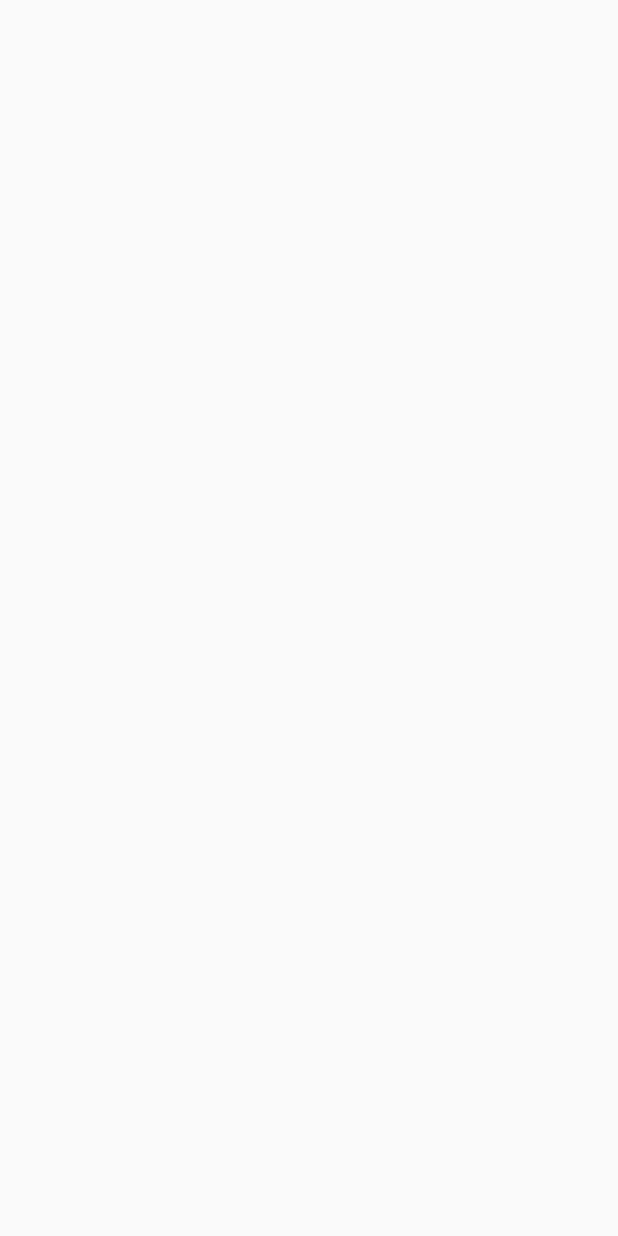
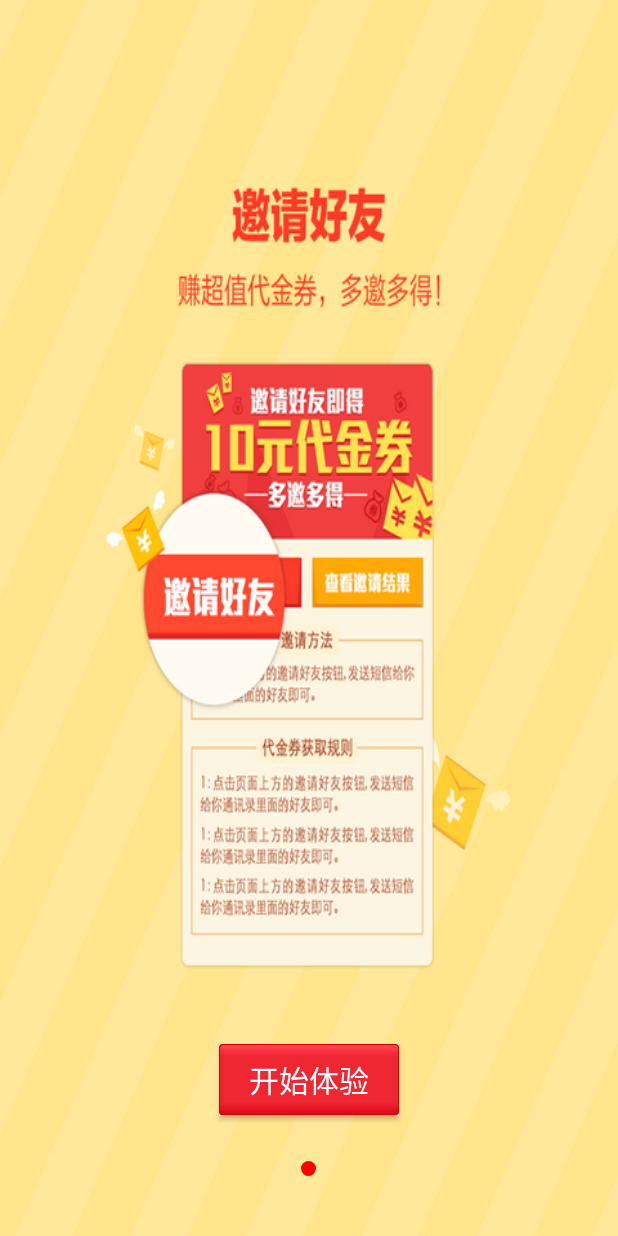
Before and after one commit to tianxuewei1016/BeijingNewsTwo_0224, an Android app: the GuideActivity screen opened directly, with no data from a screen before it, on a phone screen of 412 x 824 dp. Before the commit the screen is empty. Run offline under Robolectric (Android 15) with nearby library versions, the phone set to English and light mode, and no system bars; our stand-ins replace ButterKnife.

Commit message:
引导页面数据填充

```diff
--- a/app/src/main/java/com/atguigu/beijingnewstwo_0224/activity/GuideActivity.java
+++ b/app/src/main/java/com/atguigu/beijingnewstwo_0224/activity/GuideActivity.java
@@ -1,15 +1,87 @@
 package com.atguigu.beijingnewstwo_0224.activity;
 
 import android.os.Bundle;
+import android.support.v4.view.PagerAdapter;
+import android.support.v4.view.ViewPager;
 import android.support.v7.app.AppCompatActivity;
+import android.view.View;
+import android.view.ViewGroup;
+import android.widget.Button;
+import android.widget.ImageView;
+import android.widget.LinearLayout;
+import android.widget.RelativeLayout;
 
 import com.atguigu.beijingnewstwo_0224.R;
 
+import java.util.ArrayList;
+
+import butterknife.ButterKnife;
+import butterknife.InjectView;
+import butterknife.OnClick;
+
 public class GuideActivity extends AppCompatActivity {
+
+    @InjectView(R.id.vp)
+    ViewPager vp;
+    @InjectView(R.id.btn_start_main)
+    Button btnStartMain;
+    @InjectView(R.id.ll_point_group)
+    LinearLayout llPointGroup;
+    @InjectView(R.id.iv_red_point)
+    ImageView ivRedPoint;
+    @InjectView(R.id.activity_guide)
+    RelativeLayout activityGuide;
+    private ArrayList<ImageView>imageViews;
+
+    private int[]ids = {R.drawable.guide_1,R.drawable.guide_2,R.drawable.guide_3};
+
 
     @Override
     protected void onCreate(Bundle savedInstanceState) {
         super.onCreate(savedInstanceState);
         setContentView(R.layout.activity_guide);
+        ButterKnife.inject(this);
+        //初始化数据
+        initData();
+        vp.setAdapter(new MyPagerAdapter());
+    }
+    class MyPagerAdapter extends PagerAdapter{
+
+        @Override
+        public int getCount() {
+            return imageViews.size();
+        }
+
+        @Override
+        public boolean isViewFromObject(View view, Object object) {
+            return view == object;
+        }
+
+        @Override
+        public Object instantiateItem(ViewGroup container, int position) {
+            ImageView imageView = imageViews.get(position);
+            container.addView(imageView);
+            return imageView;
+        }
+
+        @Override
+        public void destroyItem(ViewGroup container, int position, Object object) {
+            container.removeView((View) object);
+        }
+    }
+
+    private void initData() {
+        imageViews = new ArrayList<>();
+        for (int i = 0;i<ids.length;i++){
+            ImageView imageView = new ImageView(this);
+            //设置背景
+            imageView.setBackgroundResource(ids[i]);
+            //添加到集合中去
+            imageViews.add(imageView);
+        }
+    }
+
+    @OnClick(R.id.btn_start_main)
+    public void onViewClicked() {
     }
 }
--- /dev/null
+++ b/app/src/main/res/drawable/btn_start_main_selector.xml
@@ -0,0 +1,6 @@
+<?xml version="1.0" encoding="utf-8"?>
+<selector xmlns:android="http://schemas.android.com/apk/res/android">
+    <item android:drawable="@drawable/button_red_normal" android:state_pressed="false" />
+    <item android:drawable="@drawable/button_red_pressed" android:state_pressed="true" />
+
+</selector>
--- /dev/null
+++ b/app/src/main/res/drawable/btn_start_main_textcolor_selector.xml
@@ -0,0 +1,6 @@
+<?xml version="1.0" encoding="utf-8"?>
+<selector xmlns:android="http://schemas.android.com/apk/res/android">
+    <item android:color="#ffffff" android:state_pressed="false" />
+    <item android:color="#000000" android:state_pressed="true" />
+
+</selector>
--- /dev/null
+++ b/app/src/main/res/drawable/point_red.xml
@@ -0,0 +1,10 @@
+<?xml version="1.0" encoding="utf-8"?>
+<shape xmlns:android="http://schemas.android.com/apk/res/android"
+    android:shape="oval">
+
+
+    <solid android:color="#ff0000" />
+    <corners android:radius="12dp" />
+
+
+</shape>
--- a/app/src/main/res/layout/activity_guide.xml
+++ b/app/src/main/res/layout/activity_guide.xml
@@ -4,10 +4,46 @@
     android:id="@+id/activity_guide"
     android:layout_width="match_parent"
     android:layout_height="match_parent"
-    android:paddingBottom="@dimen/activity_vertical_margin"
-    android:paddingLeft="@dimen/activity_horizontal_margin"
-    android:paddingRight="@dimen/activity_horizontal_margin"
-    android:paddingTop="@dimen/activity_vertical_margin"
     tools:context="com.atguigu.beijingnewstwo_0224.activity.GuideActivity">
 
+    <android.support.v4.view.ViewPager
+        android:id="@+id/vp"
+        android:layout_width="match_parent"
+        android:layout_height="match_parent" />
+
+    <Button
+        android:id="@+id/btn_start_main"
+        android:layout_width="wrap_content"
+        android:layout_height="wrap_content"
+        android:layout_alignParentBottom="true"
+        android:layout_centerHorizontal="true"
+        android:layout_marginBottom="80dp"
+        android:background="@drawable/btn_start_main_selector"
+        android:paddingLeft="20dp"
+        android:paddingRight="20dp"
+        android:text="开始体验"
+        android:textColor="@drawable/btn_start_main_textcolor_selector"
+        android:textSize="20sp" />
+
+    <RelativeLayout
+        android:layout_width="wrap_content"
+        android:layout_height="wrap_content"
+        android:layout_alignParentBottom="true"
+        android:layout_centerHorizontal="true"
+        android:layout_marginBottom="40dp">
+
+        <LinearLayout
+            android:id="@+id/ll_point_group"
+            android:layout_width="wrap_content"
+            android:layout_height="wrap_content"
+            android:orientation="horizontal"/>
+
+        <ImageView
+            android:id="@+id/iv_red_point"
+            android:layout_width="10dp"
+            android:layout_height="10dp"
+            android:src="@drawable/point_red"/>
+
+    </RelativeLayout>
+
 </RelativeLayout>
```
